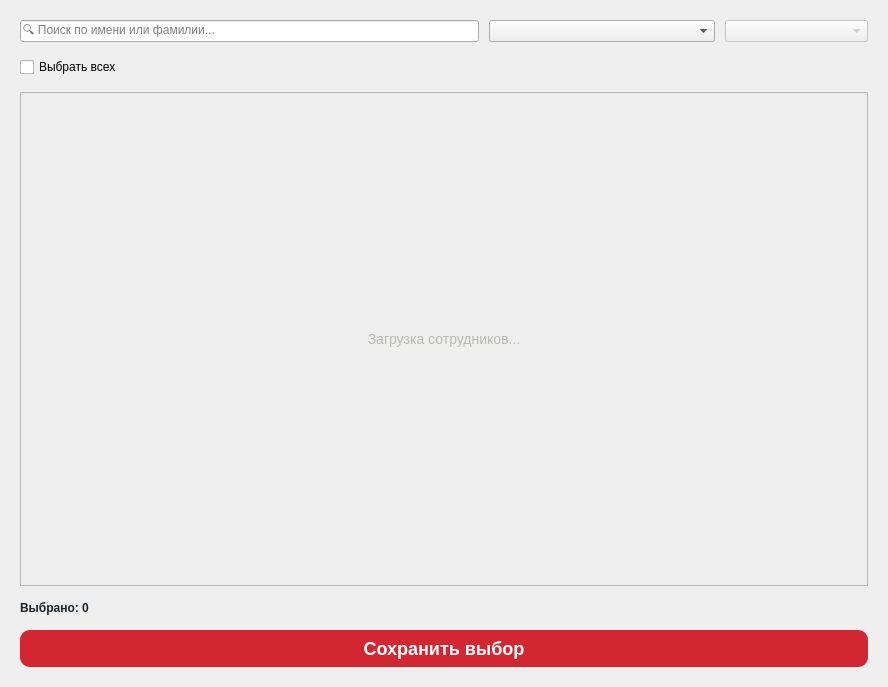
This is ui/projects/employee_selector.ui in lerakaplich/TaskPlanner2 as Qt 5 draws it before an edit. The edited form follows.
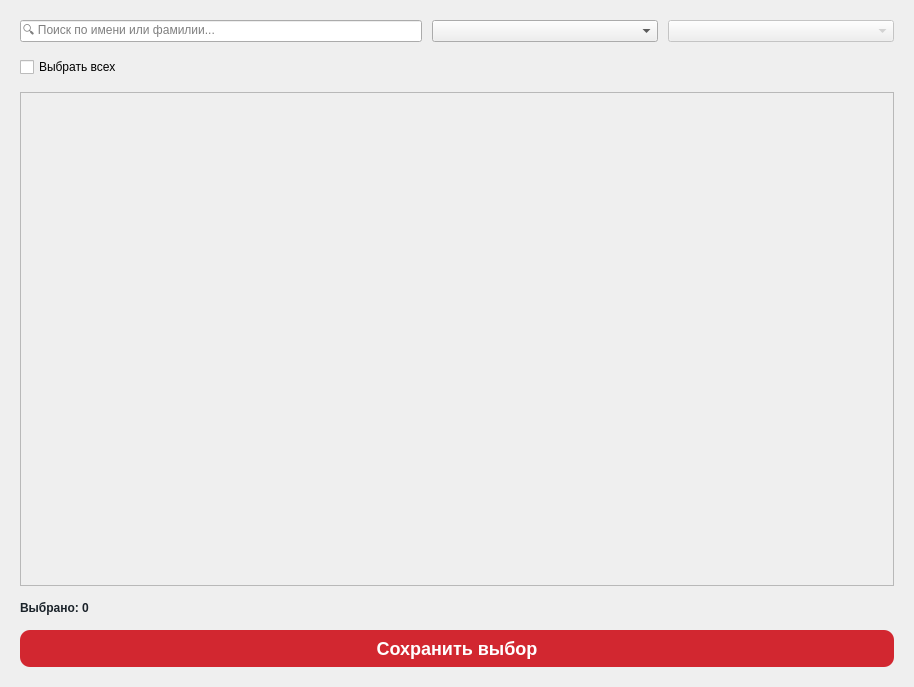
This is the edited form. Icons and pictures are not drawn.

Commit message: выбор сотрудников

What changed in the file:
```diff
--- a/ui/projects/employee_selector.ui
+++ b/ui/projects/employee_selector.ui
@@ -6,7 +6,7 @@
    <rect>
     <x>0</x>
     <y>0</y>
-    <width>888</width>
+    <width>914</width>
     <height>687</height>
    </rect>
   </property>
@@ -190,7 +190,7 @@
        </property>
        <property name="minimumSize">
         <size>
-         <width>0</width>
+         <width>226</width>
          <height>0</height>
         </size>
        </property>
@@ -230,7 +230,7 @@
        <rect>
         <x>0</x>
         <y>0</y>
-        <width>846</width>
+        <width>872</width>
         <height>466</height>
        </rect>
       </property>
@@ -256,7 +256,7 @@
           <string notr="true">color: #B8B8B5; font-size: 14px; padding: 20px;</string>
          </property>
          <property name="text">
-          <string>Загрузка сотрудников...</string>
+          <string/>
          </property>
          <property name="alignment">
           <set>Qt::AlignmentFlag::AlignCenter</set>
```
The commit also changes 2 other files.
